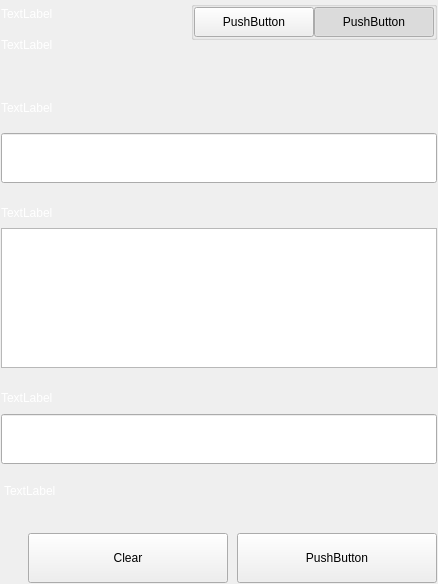
First picture: the form in src/qt/settings/forms/settingssignmessagewidgets.ui, repository eons-finance/ALQO, before the edit.
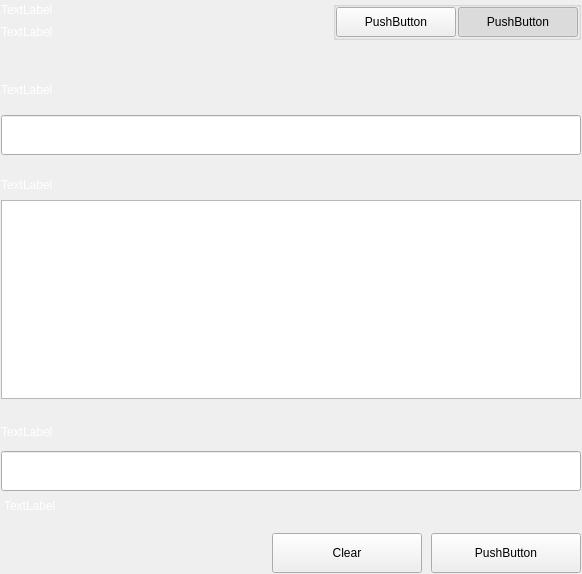
Second picture: the form after the edit.

```diff
--- a/src/qt/settings/forms/settingssignmessagewidgets.ui
+++ b/src/qt/settings/forms/settingssignmessagewidgets.ui
@@ -6,8 +6,8 @@
    <rect>
     <x>0</x>
     <y>0</y>
-    <width>438</width>
-    <height>584</height>
+    <width>582</width>
+    <height>574</height>
    </rect>
   </property>
   <property name="windowTitle">
@@ -136,7 +136,7 @@
                 </property>
                 <layout class="QHBoxLayout" name="horizontalLayout_4">
                  <property name="spacing">
-                  <number>0</number>
+                  <number>2</number>
                  </property>
                  <property name="leftMargin">
                   <number>0</number>
@@ -206,16 +206,6 @@
                 </layout>
                </widget>
               </item>
-              <item alignment="Qt::AlignHCenter|Qt::AlignTop">
-               <widget class="QLabel" name="labelSubtitleSwitch">
-                <property name="text">
-                 <string/>
-                </property>
-                <property name="alignment">
-                 <set>Qt::AlignRight|Qt::AlignTrailing|Qt::AlignVCenter</set>
-                </property>
-               </widget>
-              </item>
              </layout>
             </widget>
            </item>
@@ -288,13 +278,13 @@
               <property name="minimumSize">
                <size>
                 <width>0</width>
-                <height>50</height>
+                <height>40</height>
                </size>
               </property>
               <property name="maximumSize">
                <size>
                 <width>16777215</width>
-                <height>50</height>
+                <height>40</height>
                </size>
               </property>
              </widget>
@@ -350,13 +340,13 @@
              <property name="minimumSize">
               <size>
                <width>0</width>
-               <height>140</height>
+               <height>0</height>
               </size>
              </property>
              <property name="maximumSize">
               <size>
                <width>16777215</width>
-               <height>140</height>
+               <height>16777215</height>
               </size>
              </property>
             </widget>
@@ -433,7 +423,7 @@
               <property name="minimumSize">
                <size>
                 <width>0</width>
-                <height>50</height>
+                <height>40</height>
                </size>
               </property>
              </widget>
@@ -492,8 +482,8 @@
             <widget class="QPushButton" name="pushButtonClear">
              <property name="minimumSize">
               <size>
-               <width>200</width>
-               <height>50</height>
+               <width>150</width>
+               <height>40</height>
               </size>
              </property>
              <property name="text">
@@ -505,14 +495,14 @@
             <widget class="QPushButton" name="pushButtonSave">
              <property name="minimumSize">
               <size>
-               <width>200</width>
-               <height>50</height>
+               <width>150</width>
+               <height>40</height>
               </size>
              </property>
              <property name="maximumSize">
               <size>
-               <width>200</width>
-               <height>50</height>
+               <width>150</width>
+               <height>40</height>
               </size>
              </property>
              <property name="text">
```
